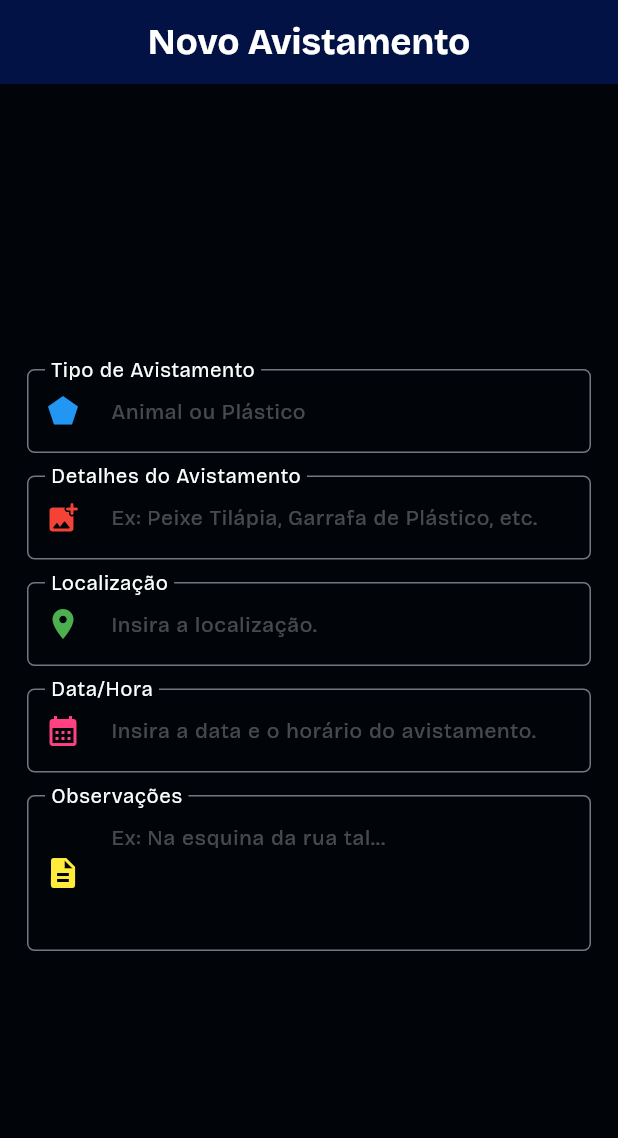
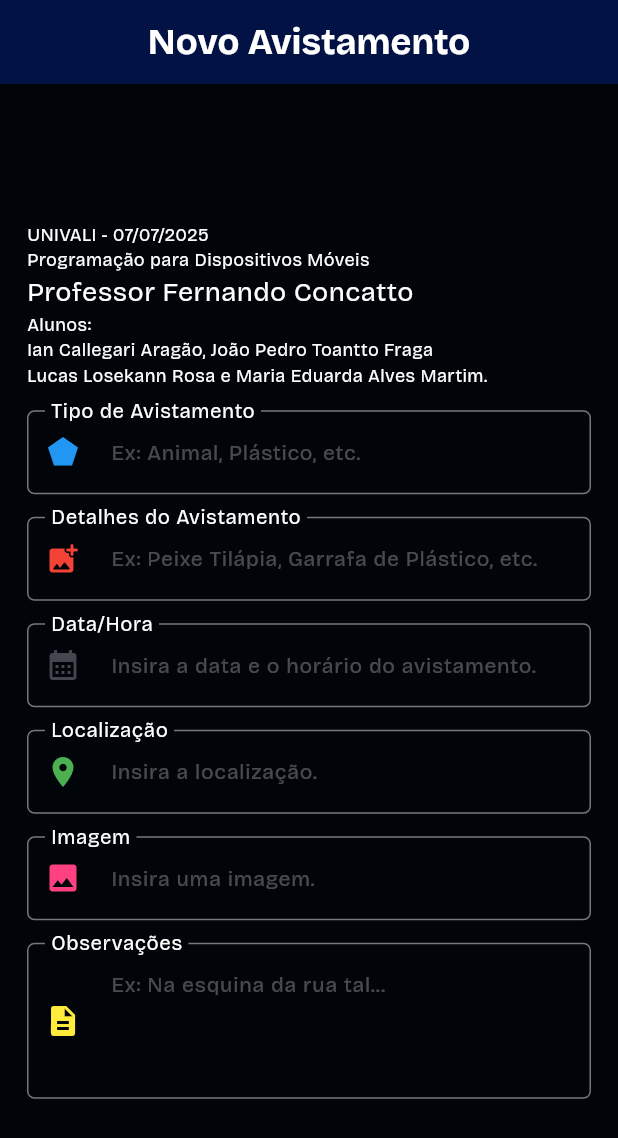
Before and after one commit to joaopedrofraga/mobdev-m3, a Flutter app: the screen it shows after launch, on a phone screen of 412 x 824 dp. Shown: the top 1138 px of the screen. Run offline on Flutter 3.47's test engine with Material 3 defaults, Android fonts, the phone set to English and light mode, and no system bars; our stand-ins replace google_fonts.

Commit message:
Criação do widget de datetime e inserção dos dados do trabalho.

```diff
--- a/lib/app.dart
+++ b/lib/app.dart
@@ -1,6 +1,7 @@
 import 'package:flutter/material.dart';
 import 'package:google_fonts/google_fonts.dart';
 import 'package:mobdev_m3/controller/app_colors.dart';
+import 'package:mobdev_m3/view/select_date_time_icon_button_widget.dart';
 import 'package:mobdev_m3/view/text_form_field_widget.dart';
 import 'package:mobdev_m3/view/text_widget.dart';
 
@@ -12,6 +13,14 @@ class App extends StatefulWidget {
 }
 
 class _AppState extends State<App> {
+  DateTime? selectedDateTime;
+
+  void updateDateTime(DateTime newDateTime) {
+    setState(() {
+      selectedDateTime = newDateTime;
+    });
+  }
+
   @override
   Widget build(BuildContext context) {
     return MaterialApp(
@@ -31,11 +40,23 @@ class _AppState extends State<App> {
           child: Center(
             child: Column(
               mainAxisSize: MainAxisSize.min,
+              crossAxisAlignment: CrossAxisAlignment.start,
               children: [
+                TextWidget.small('UNIVALI - 07/07/2025'),
+                TextWidget.small('Programação para Dispositivos Móveis'),
+                TextWidget.normal('Professor Fernando Concatto'),
+                TextWidget.small('Alunos:'),
+                TextWidget.small(
+                  'Ian Callegari Aragão, João Pedro Toantto Fraga',
+                ),
+                TextWidget.small(
+                  'Lucas Losekann Rosa e Maria Eduarda Alves Martim.',
+                ),
+                const SizedBox(height: 15),
                 TextFormFieldWidget(
                   controller: TextEditingController(),
                   label: 'Tipo de Avistamento',
-                  hintText: 'Animal ou Plástico',
+                  hintText: 'Ex: Animal, Plástico, etc.',
                   preffixIcon: Icon(Icons.pentagon, color: Colors.blue),
                 ),
                 const SizedBox(height: 15),
@@ -51,6 +72,15 @@ class _AppState extends State<App> {
                 const SizedBox(height: 15),
                 TextFormFieldWidget(
                   controller: TextEditingController(),
+                  label: 'Data/Hora',
+                  hintText: 'Insira a data e o horário do avistamento.',
+                  preffixIcon: SelectDateTimeIconButtonWidget(
+                    updateDateTime: updateDateTime,
+                  ),
+                ),
+                const SizedBox(height: 15),
+                TextFormFieldWidget(
+                  controller: TextEditingController(),
                   label: 'Localização',
                   hintText: 'Insira a localização.',
                   preffixIcon: Icon(
@@ -61,12 +91,9 @@ class _AppState extends State<App> {
                 const SizedBox(height: 15),
                 TextFormFieldWidget(
                   controller: TextEditingController(),
-                  label: 'Data/Hora',
-                  hintText: 'Insira a data e o horário do avistamento.',
-                  preffixIcon: Icon(
-                    Icons.calendar_month,
-                    color: Colors.pinkAccent,
-                  ),
+                  label: 'Imagem',
+                  hintText: 'Insira uma imagem.',
+                  preffixIcon: Icon(Icons.image, color: Colors.pinkAccent),
                 ),
                 const SizedBox(height: 15),
                 TextFormFieldWidget(
--- /dev/null
+++ b/lib/view/select_date_time_icon_button_widget.dart
@@ -0,0 +1,60 @@
+import 'package:flutter/material.dart';
+
+class SelectDateTimeIconButtonWidget extends StatefulWidget {
+  final Function(DateTime) updateDateTime;
+  const SelectDateTimeIconButtonWidget({
+    super.key,
+    required this.updateDateTime,
+  });
+
+  @override
+  State<SelectDateTimeIconButtonWidget> createState() =>
+      _SelectDateTimeIconButtonWidgetState();
+}
+
+class _SelectDateTimeIconButtonWidgetState
+    extends State<SelectDateTimeIconButtonWidget> {
+  DateTime? selectedDateTime;
+
+  Future<void> selectDateTime() async {
+    final DateTime? pickedDate = await showDatePicker(
+      context: context,
+      initialDate: selectedDateTime ?? DateTime.now(),
+      firstDate: DateTime(2000),
+      lastDate: DateTime(2100),
+    );
+
+    if (pickedDate == null) return;
+
+    final TimeOfDay? pickedTime = await showTimePicker(
+      // ignore: use_build_context_synchronously
+      context: context,
+      initialTime: TimeOfDay.fromDateTime(selectedDateTime ?? DateTime.now()),
+    );
+
+    if (pickedTime == null) return;
+
+    final DateTime combined = DateTime(
+      pickedDate.year,
+      pickedDate.month,
+      pickedDate.day,
+      pickedTime.hour,
+      pickedTime.minute,
+    );
+
+    setState(() {
+      selectedDateTime = combined;
+      widget.updateDateTime(selectedDateTime!);
+    });
+
+    debugPrint("Data e hora selecionadas: $selectedDateTime");
+  }
+
+  @override
+  Widget build(BuildContext context) {
+    return IconButton(
+      onPressed: selectDateTime,
+      icon: const Icon(Icons.calendar_month),
+    );
+  }
+}
--- a/lib/view/text_form_field_widget.dart
+++ b/lib/view/text_form_field_widget.dart
@@ -6,7 +6,7 @@ class TextFormFieldWidget extends StatelessWidget {
   final TextEditingController controller;
   final String label;
   final String? hintText;
-  final Icon? preffixIcon;
+  final Widget? preffixIcon;
   final int? maxLines;
 
   const TextFormFieldWidget({
```
